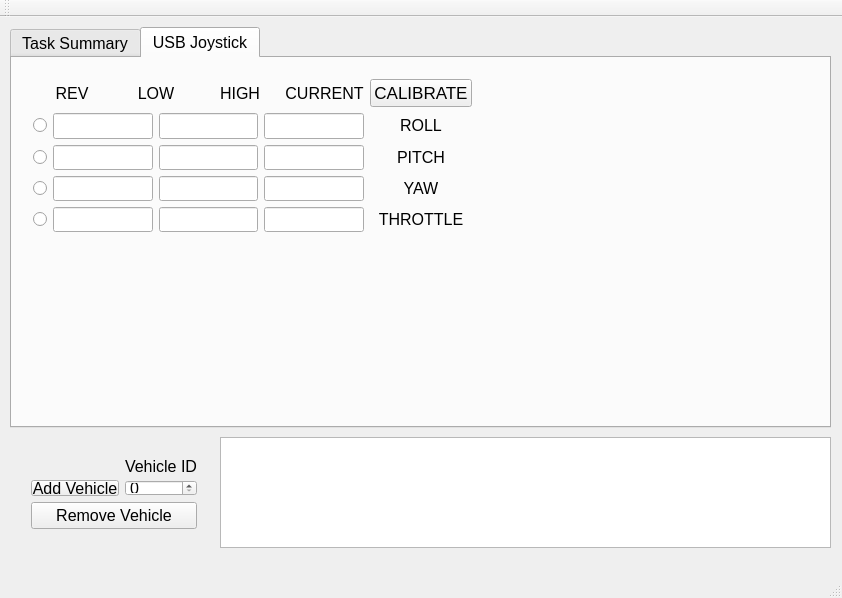
Before: the Qt Designer form ProjectSource/SwarmGUI/swarmcontroller_gui.ui in majorpr13/SwarmingVehicles, drawn with Qt 5.
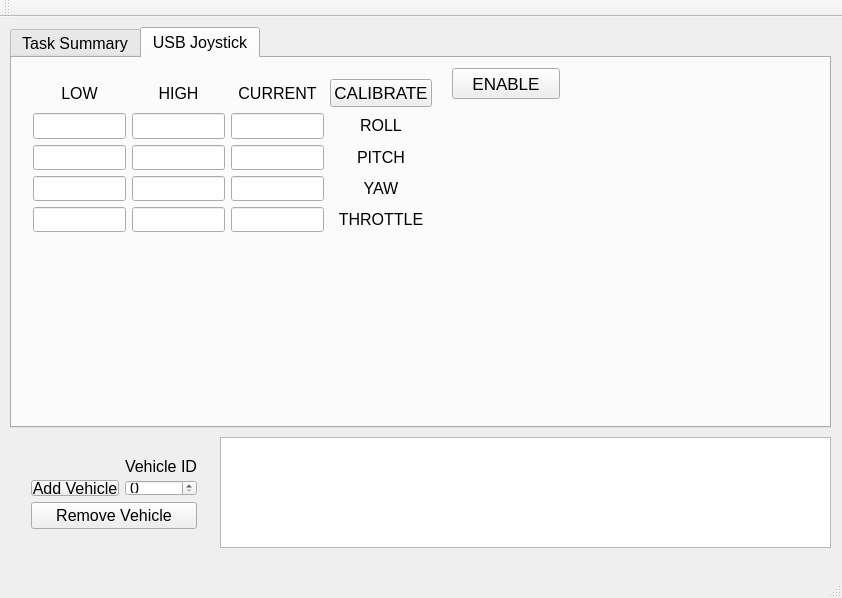
After: the same form once the commit is applied. The open tabs and pages were chosen to show the change. Custom widgets are drawn as their Qt base class.

Diff of the .ui file:
```diff
--- a/ProjectSource/SwarmGUI/swarmcontroller_gui.ui
+++ b/ProjectSource/SwarmGUI/swarmcontroller_gui.ui
@@ -207,39 +207,42 @@
      <attribute name="title">
       <string>USB Joystick</string>
      </attribute>
-     <widget class="QWidget" name="layoutWidget_2">
+     <widget class="QPushButton" name="pushButton_USBJOY_Enable">
+      <property name="geometry">
+       <rect>
+        <x>440</x>
+        <y>10</y>
+        <width>108</width>
+        <height>31</height>
+       </rect>
+      </property>
+      <property name="sizePolicy">
+       <sizepolicy hsizetype="Expanding" vsizetype="Expanding">
+        <horstretch>0</horstretch>
+        <verstretch>0</verstretch>
+       </sizepolicy>
+      </property>
+      <property name="font">
+       <font>
+        <pointsize>13</pointsize>
+       </font>
+      </property>
+      <property name="text">
+       <string>ENABLE</string>
+      </property>
+     </widget>
+     <widget class="QWidget" name="layoutWidget">
       <property name="geometry">
        <rect>
         <x>10</x>
         <y>10</y>
-        <width>461</width>
+        <width>421</width>
         <height>175</height>
        </rect>
       </property>
-      <layout class="QGridLayout" name="gridLayout_10">
+      <layout class="QGridLayout" name="gridLayout_6">
        <item row="0" column="0">
-        <layout class="QHBoxLayout" name="horizontalLayout_8">
-         <item>
-          <widget class="QLabel" name="label_32">
-           <property name="sizePolicy">
-            <sizepolicy hsizetype="Expanding" vsizetype="Expanding">
-             <horstretch>0</horstretch>
-             <verstretch>0</verstretch>
-            </sizepolicy>
-           </property>
-           <property name="font">
-            <font>
-             <pointsize>12</pointsize>
-            </font>
-           </property>
-           <property name="text">
-            <string>REV</string>
-           </property>
-           <property name="alignment">
-            <set>Qt::AlignCenter</set>
-           </property>
-          </widget>
-         </item>
+        <layout class="QHBoxLayout" name="horizontalLayout_2">
          <item>
           <widget class="QLabel" name="label_29">
            <property name="sizePolicy">
@@ -326,13 +329,6 @@
        <item row="1" column="0">
         <layout class="QGridLayout" name="gridLayout_5">
          <item row="0" column="0">
-          <widget class="QRadioButton" name="radioButton_RollOverride">
-           <property name="text">
-            <string/>
-           </property>
-          </widget>
-         </item>
-         <item row="0" column="1">
           <widget class="QLineEdit" name="lineEdit_RollLow">
            <property name="alignment">
             <set>Qt::AlignCenter</set>
@@ -342,7 +338,7 @@
            </property>
           </widget>
          </item>
-         <item row="0" column="2">
+         <item row="0" column="1">
           <widget class="QLineEdit" name="lineEdit_RollHigh">
            <property name="alignment">
             <set>Qt::AlignCenter</set>
@@ -352,7 +348,7 @@
            </property>
           </widget>
          </item>
-         <item row="0" column="3">
+         <item row="0" column="2">
           <widget class="QLineEdit" name="lineEdit_RollCurrent">
            <property name="alignment">
             <set>Qt::AlignCenter</set>
@@ -363,13 +359,6 @@
           </widget>
          </item>
          <item row="1" column="0">
-          <widget class="QRadioButton" name="radioButton_PitchOverride">
-           <property name="text">
-            <string/>
-           </property>
-          </widget>
-         </item>
-         <item row="1" column="1">
           <widget class="QLineEdit" name="lineEdit_PitchLow">
            <property name="alignment">
             <set>Qt::AlignCenter</set>
@@ -379,7 +368,7 @@
            </property>
           </widget>
          </item>
-         <item row="1" column="2">
+         <item row="1" column="1">
           <widget class="QLineEdit" name="lineEdit_PitchHigh">
            <property name="alignment">
             <set>Qt::AlignCenter</set>
@@ -389,7 +378,7 @@
            </property>
           </widget>
          </item>
-         <item row="1" column="3">
+         <item row="1" column="2">
           <widget class="QLineEdit" name="lineEdit_PitchCurrent">
            <property name="alignment">
             <set>Qt::AlignCenter</set>
@@ -400,13 +389,6 @@
           </widget>
          </item>
          <item row="2" column="0">
-          <widget class="QRadioButton" name="radioButton_YawOverride">
-           <property name="text">
-            <string/>
-           </property>
-          </widget>
-         </item>
-         <item row="2" column="1">
           <widget class="QLineEdit" name="lineEdit_YawLow">
            <property name="alignment">
             <set>Qt::AlignCenter</set>
@@ -416,7 +398,7 @@
            </property>
           </widget>
          </item>
-         <item row="2" column="2">
+         <item row="2" column="1">
           <widget class="QLineEdit" name="lineEdit_YawHigh">
            <property name="alignment">
             <set>Qt::AlignCenter</set>
@@ -426,7 +408,7 @@
            </property>
           </widget>
          </item>
-         <item row="2" column="3">
+         <item row="2" column="2">
           <widget class="QLineEdit" name="lineEdit_YawCurrent">
            <property name="alignment">
             <set>Qt::AlignCenter</set>
@@ -437,13 +419,6 @@
           </widget>
          </item>
          <item row="3" column="0">
-          <widget class="QRadioButton" name="radioButton_ThrottleOverride">
-           <property name="text">
-            <string/>
-           </property>
-          </widget>
-         </item>
-         <item row="3" column="1">
           <widget class="QLineEdit" name="lineEdit_ThrottleLow">
            <property name="alignment">
             <set>Qt::AlignCenter</set>
@@ -453,7 +428,7 @@
            </property>
           </widget>
          </item>
-         <item row="3" column="2">
+         <item row="3" column="1">
           <widget class="QLineEdit" name="lineEdit_ThrottleHigh">
            <property name="alignment">
             <set>Qt::AlignCenter</set>
@@ -463,7 +438,7 @@
            </property>
           </widget>
          </item>
-         <item row="3" column="3">
+         <item row="3" column="2">
           <widget class="QLineEdit" name="lineEdit_ThrottleCurrent">
            <property name="alignment">
             <set>Qt::AlignCenter</set>
```
Left out of the diff: 2 changed lines with no effect on the pictures.
